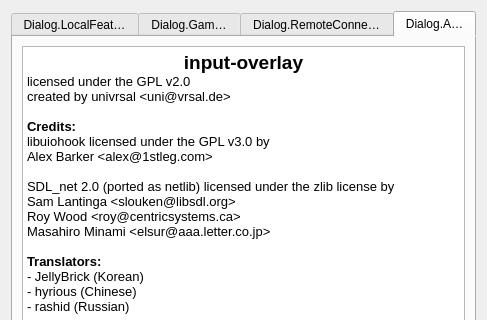
First picture: the form in projects/plugin/src/gui/io_settings_dialog.ui, repository univrsal/input-overlay, before the edit; both pictures show x 0 to 487 and y 0 to 320 of the 487 by 821 pixel window.
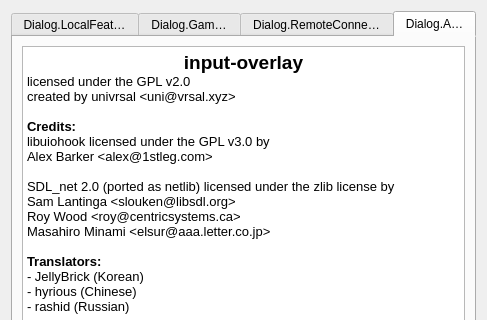
Second picture: the form after the edit. The open tabs and pages were chosen to show the change.

The edit to the form file:
```diff
--- a/projects/plugin/src/gui/io_settings_dialog.ui
+++ b/projects/plugin/src/gui/io_settings_dialog.ui
@@ -1549,7 +1549,7 @@
 &lt;/style&gt;&lt;/head&gt;&lt;body style=&quot; font-family:'Arial'; font-size:11pt; font-weight:400; font-style:normal;&quot;&gt;
 &lt;p align=&quot;center&quot; style=&quot; margin-top:0px; margin-bottom:0px; margin-left:0px; margin-right:0px; -qt-block-indent:0; text-indent:0px;&quot;&gt;&lt;span style=&quot; font-family:'Noto Sans'; font-size:14pt; font-weight:600;&quot;&gt;input-overlay&lt;/span&gt;&lt;/p&gt;
 &lt;p style=&quot; margin-top:0px; margin-bottom:0px; margin-left:0px; margin-right:0px; -qt-block-indent:0; text-indent:0px;&quot;&gt;&lt;span style=&quot; font-family:'Noto Sans'; font-size:10pt;&quot;&gt;licensed under the GPL v2.0&lt;/span&gt;&lt;/p&gt;
-&lt;p style=&quot; margin-top:0px; margin-bottom:0px; margin-left:0px; margin-right:0px; -qt-block-indent:0; text-indent:0px;&quot;&gt;&lt;span style=&quot; font-family:'Noto Sans'; font-size:10pt;&quot;&gt;created by univrsal &amp;lt;uni@vrsal.de&amp;gt;&lt;/span&gt;&lt;/p&gt;
+&lt;p style=&quot; margin-top:0px; margin-bottom:0px; margin-left:0px; margin-right:0px; -qt-block-indent:0; text-indent:0px;&quot;&gt;&lt;span style=&quot; font-family:'Noto Sans'; font-size:10pt;&quot;&gt;created by univrsal &amp;lt;uni@vrsal.xyz&amp;gt;&lt;/span&gt;&lt;/p&gt;
 &lt;p style=&quot;-qt-paragraph-type:empty; margin-top:0px; margin-bottom:0px; margin-left:0px; margin-right:0px; -qt-block-indent:0; text-indent:0px; font-family:'Noto Sans'; font-size:10pt;&quot;&gt;&lt;br /&gt;&lt;/p&gt;
 &lt;p style=&quot; margin-top:0px; margin-bottom:0px; margin-left:0px; margin-right:0px; -qt-block-indent:0; text-indent:0px;&quot;&gt;&lt;span style=&quot; font-family:'Noto Sans'; font-size:10pt; font-weight:600;&quot;&gt;Credits:&lt;/span&gt;&lt;/p&gt;
 &lt;p style=&quot; margin-top:0px; margin-bottom:0px; margin-left:0px; margin-right:0px; -qt-block-indent:0; text-indent:0px;&quot;&gt;&lt;span style=&quot; font-family:'Noto Sans'; font-size:10pt;&quot;&gt;libuiohook licensed under the GPL v3.0 by&lt;/span&gt;&lt;/p&gt;
```
